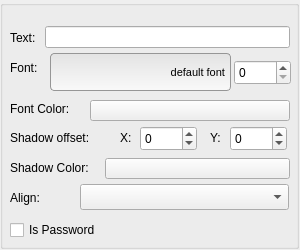
This is Tools/UIEditor/UI/uitextfieldpropertygridwidget.ui in xaoctech/dava.engine as Qt 5 draws it before an edit. The edited form follows.
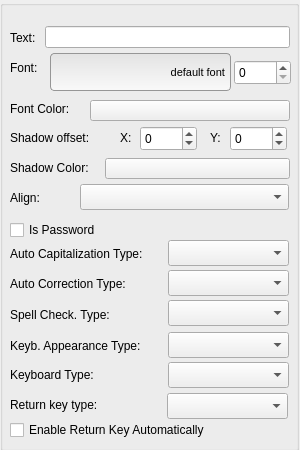
This is the edited form. Custom widgets are drawn as their Qt base class.

Diff of the .ui file:
```diff
--- a/Tools/UIEditor/UI/uitextfieldpropertygridwidget.ui
+++ b/Tools/UIEditor/UI/uitextfieldpropertygridwidget.ui
@@ -7,13 +7,13 @@
     <x>0</x>
     <y>0</y>
     <width>300</width>
-    <height>250</height>
+    <height>450</height>
    </rect>
   </property>
   <property name="minimumSize">
    <size>
     <width>300</width>
-    <height>250</height>
+    <height>450</height>
    </size>
   </property>
   <property name="windowTitle">
@@ -25,7 +25,7 @@
      <x>0</x>
      <y>0</y>
      <width>299</width>
-     <height>249</height>
+     <height>451</height>
     </rect>
    </property>
    <property name="title">
@@ -247,6 +247,157 @@
      <string>Is Password</string>
     </property>
    </widget>
+   <widget class="QComboBox" name="autoCapitalizationTypeComboBox">
+    <property name="geometry">
+     <rect>
+      <x>168</x>
+      <y>240</y>
+      <width>121</width>
+      <height>26</height>
+     </rect>
+    </property>
+   </widget>
+   <widget class="QComboBox" name="autoCorrectionTypeComboBox">
+    <property name="geometry">
+     <rect>
+      <x>168</x>
+      <y>270</y>
+      <width>121</width>
+      <height>26</height>
+     </rect>
+    </property>
+   </widget>
+   <widget class="QComboBox" name="spellCheckingTypeComboBox">
+    <property name="geometry">
+     <rect>
+      <x>168</x>
+      <y>300</y>
+      <width>121</width>
+      <height>26</height>
+     </rect>
+    </property>
+   </widget>
+   <widget class="QComboBox" name="keyboardAppearanceTypeComboBox">
+    <property name="geometry">
+     <rect>
+      <x>168</x>
+      <y>332</y>
+      <width>121</width>
+      <height>26</height>
+     </rect>
+    </property>
+   </widget>
+   <widget class="QComboBox" name="keyboardTypeComboBox">
+    <property name="geometry">
+     <rect>
+      <x>168</x>
+      <y>362</y>
+      <width>121</width>
+      <height>26</height>
+     </rect>
+    </property>
+   </widget>
+   <widget class="QComboBox" name="returnKeyTypeComboBox">
+    <property name="geometry">
+     <rect>
+      <x>167</x>
+      <y>393</y>
+      <width>121</width>
+      <height>26</height>
+     </rect>
+    </property>
+   </widget>
+   <widget class="QCheckBox" name="isReturnKeyAutomatically">
+    <property name="geometry">
+     <rect>
+      <x>10</x>
+      <y>420</y>
+      <width>271</width>
+      <height>20</height>
+     </rect>
+    </property>
+    <property name="text">
+     <string>Enable Return Key Automatically</string>
+    </property>
+   </widget>
+   <widget class="QLabel" name="returnKeyTypeLabel">
+    <property name="geometry">
+     <rect>
+      <x>10</x>
+      <y>397</y>
+      <width>101</width>
+      <height>16</height>
+     </rect>
+    </property>
+    <property name="text">
+     <string>Return key type:</string>
+    </property>
+   </widget>
+   <widget class="QLabel" name="keyboardTypeLabel">
+    <property name="geometry">
+     <rect>
+      <x>10</x>
+      <y>367</y>
+      <width>101</width>
+      <height>16</height>
+     </rect>
+    </property>
+    <property name="text">
+     <string>Keyboard Type:</string>
+    </property>
+   </widget>
+   <widget class="QLabel" name="keyboardAppearanceTypeLabel">
+    <property name="geometry">
+     <rect>
+      <x>10</x>
+      <y>338</y>
+      <width>161</width>
+      <height>16</height>
+     </rect>
+    </property>
+    <property name="text">
+     <string>Keyb. Appearance Type:</string>
+    </property>
+   </widget>
+   <widget class="QLabel" name="spellCheckingTypeLabel">
+    <property name="geometry">
+     <rect>
+      <x>10</x>
+      <y>307</y>
+      <width>121</width>
+      <height>16</height>
+     </rect>
+    </property>
+    <property name="text">
+     <string>Spell Check. Type:</string>
+    </property>
+   </widget>
+   <widget class="QLabel" name="autoCorrectionTypeLabel">
+    <property name="geometry">
+     <rect>
+      <x>10</x>
+      <y>276</y>
+      <width>151</width>
+      <height>16</height>
+     </rect>
+    </property>
+    <property name="text">
+     <string>Auto Correction Type:</string>
+    </property>
+   </widget>
+   <widget class="QLabel" name="autoCapitalizationTypeLabel">
+    <property name="geometry">
+     <rect>
+      <x>10</x>
+      <y>246</y>
+      <width>171</width>
+      <height>16</height>
+     </rect>
+    </property>
+    <property name="text">
+     <string>Auto Capitalization Type:</string>
+    </property>
+   </widget>
   </widget>
  </widget>
  <customwidgets>
```
